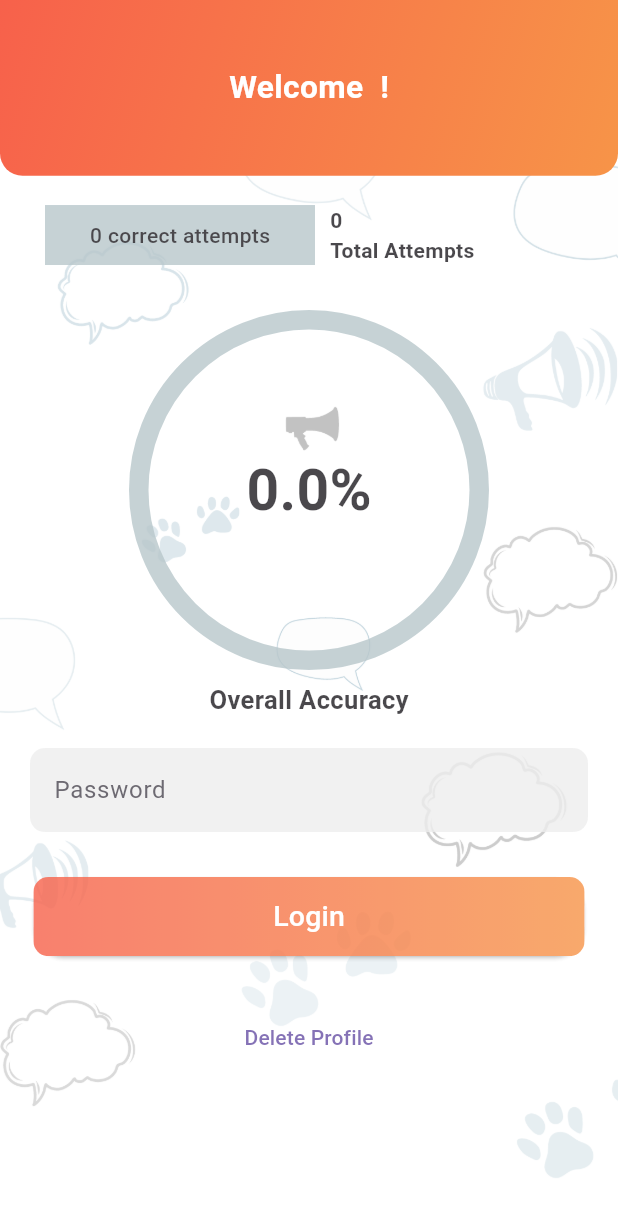
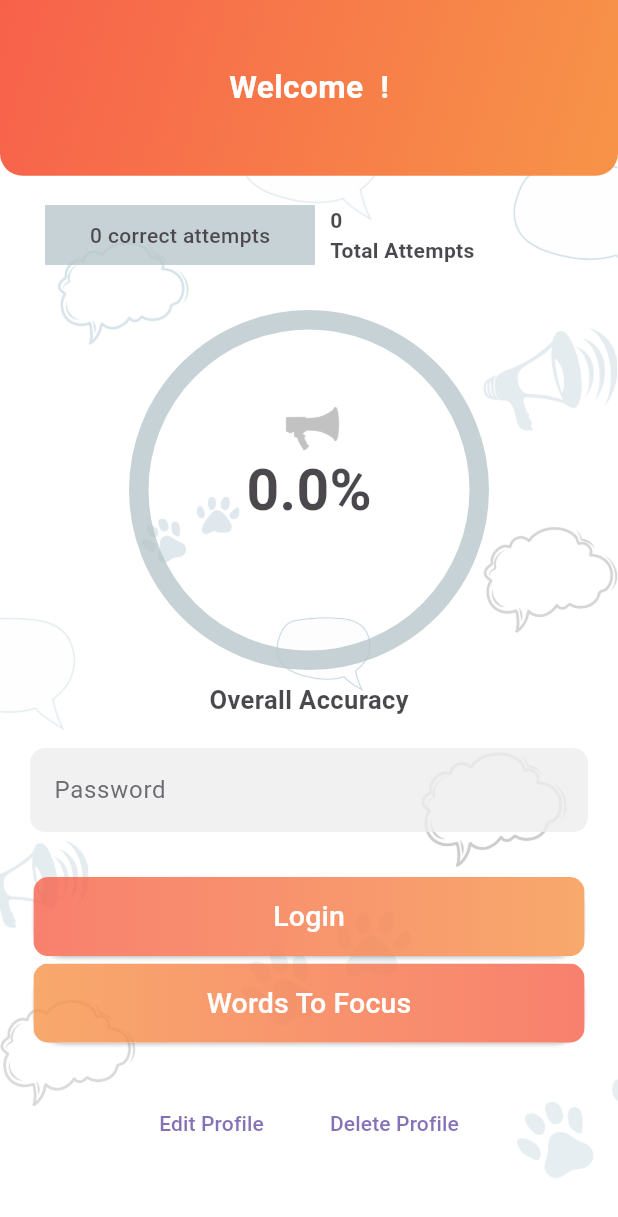
Before and after one commit to hasnainsajid824/PronouncePal, a Flutter app: the ProfilePassword screen opened directly, on a phone screen of 412 x 824 dp. Shown: the top 1217 px of the screen. Run offline on Flutter 3.47's test engine with Material 3 defaults, Android fonts, the light colour scheme and no system bars; drawn by our look-alikes of percent_indicator; our stand-ins replace confetti, flutter_screenutil, flutter_tts, get, rive, shared_preferences and 1 more; accounts and stored records are empty; network calls fail.

Commit message:
edit profile and words to focus added

```diff
--- a/lib/Pages/Home_Screen.dart
+++ b/lib/Pages/Home_Screen.dart
@@ -192,9 +192,9 @@ class _HomeState extends State<Home> {
                                 decoration: BoxDecoration(
                                   gradient: const LinearGradient(
                                     colors: [
-                                      Color(0xffF7614B),
-                                      Color(0xffF79448)
-                                    ],
+                                Palette.baseElementDark,
+                                Palette.baseElementLight,
+                              ],
                                   ),
                                   borderRadius: BorderRadius.circular(10),
                                 ),
--- a/lib/Pages/create_profile.dart
+++ b/lib/Pages/create_profile.dart
@@ -140,8 +140,8 @@ class _CreateProfileState extends State<CreateProfile> {
                                 if (value == null || value.isEmpty) {
                                   return 'Enter password';
                                 }
-                                if (value.length < 8) {
-                                  return 'Password should be 8 digits';
+                                if (value.length < 4) {
+                                  return 'Password should be 4 digits';
                                 }
                                 return null;
                               },
--- a/lib/Pages/profilepassword_screen.dart
+++ b/lib/Pages/profilepassword_screen.dart
@@ -1,3 +1,4 @@
+import 'package:final_year_prpject/Pages/WordsGridModal.dart';
 import 'package:final_year_prpject/Provider/auth_provider.dart';
 import 'package:flutter/material.dart';
 import 'package:flutter_screenutil/flutter_screenutil.dart';
@@ -6,6 +7,7 @@ import 'package:provider/provider.dart';
 import 'package:shared_preferences/shared_preferences.dart';
 
 import '../Theme/palette.dart';
+import 'edit_profile.dart';
 
 class ProfilePassword extends StatefulWidget {
   const ProfilePassword({Key? key}) : super(key: key);
@@ -22,10 +24,14 @@ class _ProfilePasswordState extends State<ProfilePassword> {
   int _correctlyPronouncedWords = 0;
   int total_words = 0;
   var profileName = "";
+  var profileId;
+  var password;
+  var age;
+  List<String> words_to_focus = [];
+
   @override
   void initState() {
     super.initState();
-    // Adding delay to start the animation after the widget is built
     Future.delayed(const Duration(milliseconds: 500), () {
       setState(() {
         _opacity = 1.0;
@@ -40,20 +46,32 @@ class _ProfilePasswordState extends State<ProfilePassword> {
 
     try {
       final SharedPreferences prefs = await SharedPreferences.getInstance();
-      final profileId = prefs.getInt("profile_id");
+      profileId = prefs.getInt("profile_id");
       profileName = prefs.getString("profile_name")!;
       if (profileId != null) {
         var progressData = await authProvider.getProfileProgress(profileId);
         setState(() {
+          age = progressData['age'];
+          password = progressData['password'];
           _progress = progressData['progress'].toDouble() / 100;
           _correctlyPronouncedWords =
               progressData['correctly_pronounced_words'];
           total_words = progressData['total_words_attempted'];
+
+          words_to_focus = List<String>.from(progressData['words_to_focus']);
+          print(words_to_focus);
         });
       }
     } catch (error) {
       print('Error fetching progress: $error');
     }
+  }
+
+  void _showWordsGridModal() {
+    showDialog(
+      context: context,
+      builder: (context) => WordsGridModal(words: words_to_focus),
+    );
   }
 
   @override
@@ -133,10 +151,15 @@ class _ProfilePasswordState extends State<ProfilePassword> {
                                   '$_correctlyPronouncedWords correct attempts',
                                   style: const TextStyle(
                                     fontWeight: FontWeight.w500,
-                                    ),),
+                                  ),
+                                ),
                                 linearStrokeCap: LinearStrokeCap.butt,
-                                // progressColor: Palette.baseElementLight,
-                                linearGradient: LinearGradient(colors: const [Palette.baseElementLight, Palette.baseElementDark]),
+                                linearGradient: const LinearGradient(
+                                  colors: [
+                                    Palette.baseElementLight,
+                                    Palette.baseElementDark,
+                                  ],
+                                ),
                               ),
                               const SizedBox(height: 30),
                               CircularPercentIndicator(
@@ -165,13 +188,16 @@ class _ProfilePasswordState extends State<ProfilePassword> {
                                   ),
                                 ),
                                 circularStrokeCap: CircularStrokeCap.round,
-                                // progressColor: Palette.baseElementLight,
-                                linearGradient: LinearGradient(colors: const [ Palette.baseElementDark,Palette.baseElementLight,
-                                                               Palette.baseElementDark,]),
+                                linearGradient: const LinearGradient(
+                                  colors: [
+                                    Palette.baseElementDark,
+                                    Palette.baseElementLight,
+                                    Palette.baseElementDark,
+                                  ],
+                                ),
                               ),
                               const SizedBox(
                                   height: 20), // Adjust spacing if needed
-                              // Adjust spacing if needed
                               TextFormField(
                                 controller: passwordController,
                                 decoration: InputDecoration(
@@ -188,8 +214,8 @@ class _ProfilePasswordState extends State<ProfilePassword> {
                                   if (value == null || value.isEmpty) {
                                     return 'Enter password';
                                   }
-                                  if (value.length < 8) {
-                                    return 'Password should be 8 digits';
+                                  if (value.length < 4) {
+                                    return 'Password should be 4 digits';
                                   }
                                   return null;
                                 },
@@ -212,8 +238,8 @@ class _ProfilePasswordState extends State<ProfilePassword> {
                                   decoration: BoxDecoration(
                                     gradient: const LinearGradient(
                                       colors: [
-                                        Color(0xffF7614B),
-                                        Color(0xffF79448)
+                                        Palette.baseElementDark,
+                                        Palette.baseElementLight,
                                       ],
                                     ),
                                     borderRadius: BorderRadius.circular(10),
@@ -231,8 +257,59 @@ class _ProfilePasswordState extends State<ProfilePassword> {
                                 ),
                               ),
                               const SizedBox(
-                                height: 30,
+                                height: 5,
                               ),
+                              ElevatedButton(
+                                onPressed: _showWordsGridModal,
+                                style: ElevatedButton.styleFrom(
+                                  padding: EdgeInsets.zero,
+                                  shape: RoundedRectangleBorder(
+                                    borderRadius: BorderRadius.circular(20),
+                                  ),
+                                ),
+                                child: Ink(
+                                  decoration: BoxDecoration(
+                                    gradient: const LinearGradient(
+                                      colors: [
+                                        Palette.baseElementLight,
+                                        Palette.baseElementDark,
+                                      ],
+                                    ),
+                                    borderRadius: BorderRadius.circular(10),
+                                  ),
+                                  child: Container(
+                                    width: 347.88.w,
+                                    height: 54.h,
+                                    alignment: Alignment.center,
+                                    child: Text(
+                                      'Words To Focus',
+                                      style: TextStyle(
+                                          fontSize: 18.sp, color: Colors.white),
+                                    ),
+                                  ),
+                                ),
+                              ),
+                              const SizedBox(height: 30),
+                              Row(
+                                mainAxisAlignment: MainAxisAlignment.center,
+                                children: [
+                                  TextButton(
+                                    onPressed: () {
+                                      Navigator.push(
+                                        context,
+                                        MaterialPageRoute(
+                                          builder: (context) => EditProfile(
+                                            profileId: profileId,
+                                            currentName: profileName,
+                                            currentAge: age,
+                                            currentPassword: password,
+                                          ),
+                                        ),
+                                      );
+                                    },
+                                    child: const Text('Edit Profile'),
+                                  ),
+                                  const SizedBox(width: 20),
                                   TextButton(
                                     onPressed: () {
                                       context
@@ -240,6 +317,8 @@ class _ProfilePasswordState extends State<ProfilePassword> {
                                           .deleteProfile(context);
                                     },
                                     child: const Text('Delete Profile'),
+                                  ),
+                                ],
                               ),
                             ],
                           ),
--- a/lib/main.dart
+++ b/lib/main.dart
@@ -29,7 +29,7 @@ class MyApp extends StatelessWidget {
       initialRoute: '/',
       routes: {
         '/': (context) => Splash(),
-        Home.routeName: (context) => Home(),
+        Home.routeName: (context) => const Home(),
       },
       debugShowCheckedModeBanner: false,
       title: 'PronouncePal',
--- a/pubspec.yaml
+++ b/pubspec.yaml
@@ -79,7 +79,10 @@ flutter:
      - assets/images/
      - assets/practice/
      - assets/
-
+  fonts:
+    - family: NotoNastaliqUrdu
+      fonts:
+        - asset: assets/NotoNastaliqUrdu-Regular.ttf
   # An image asset can refer to one or more resolution-specific "variants", see
   # https://flutter.dev/assets-and-images/#resolution-aware
 
```
Also changed, not shown: lib/Pages/WordsGridModal.dart (added, +54 -0 lines), lib/Pages/edit_profile.dart (added, +213 -0 lines), lib/Provider/auth_provider.dart (+52 -8 lines), assets/NotoNastaliqUrdu-Regular.ttf (added). Lines whose indentation alone changed are shown as unchanged.
